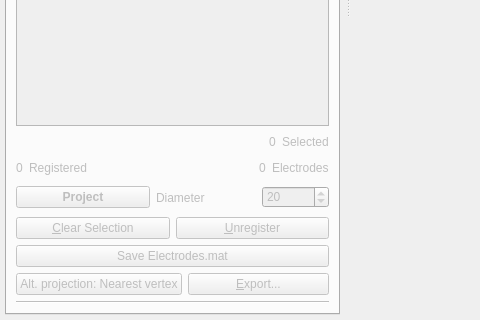
Old version of the form img_pipe/electrode-registration-app/app/ui/mainwindow.ui in the repository MichaelLebrand/img_pype; both pictures show x 0 to 480 and y 325 to 645 of the 1000 by 645 pixel window.
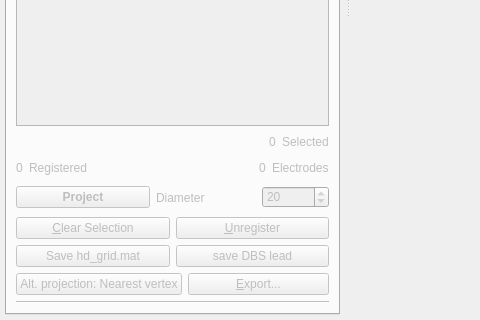
New version of the form. The open tabs and pages were chosen to show the change.

Commit message: Restructured the startup GUI, allowed the dynamic selection of the origin. Also allow to use open_mp, with up to 4 cores.

```diff
--- a/img_pipe/electrode-registration-app/app/ui/mainwindow.ui
+++ b/img_pipe/electrode-registration-app/app/ui/mainwindow.ui
@@ -783,13 +783,6 @@
            </item>
           </layout>
          </item>
-         <item row="6" column="0">
-          <widget class="QPushButton" name="pushButton_saveElectrodes">
-           <property name="text">
-            <string>Save Electrodes.mat</string>
-           </property>
-          </widget>
-         </item>
          <item row="8" column="0">
           <layout class="QHBoxLayout" name="horizontalLayout_13">
            <item>
@@ -817,6 +810,27 @@
            </item>
           </layout>
          </item>
+         <item row="7" column="0">
+          <layout class="QHBoxLayout" name="horizontalLayout_14">
+           <item>
+            <widget class="QPushButton" name="pushButton_saveElectrodes">
+             <property name="text">
+              <string>Save hd_grid.mat</string>
+             </property>
+            </widget>
+           </item>
+           <item>
+            <widget class="QPushButton" name="saveDBSlead">
+             <property name="enabled">
+              <bool>false</bool>
+             </property>
+             <property name="text">
+              <string>save DBS lead</string>
+             </property>
+            </widget>
+           </item>
+          </layout>
+         </item>
         </layout>
        </widget>
       </widget>
```
The commit also changes 5 other files.
